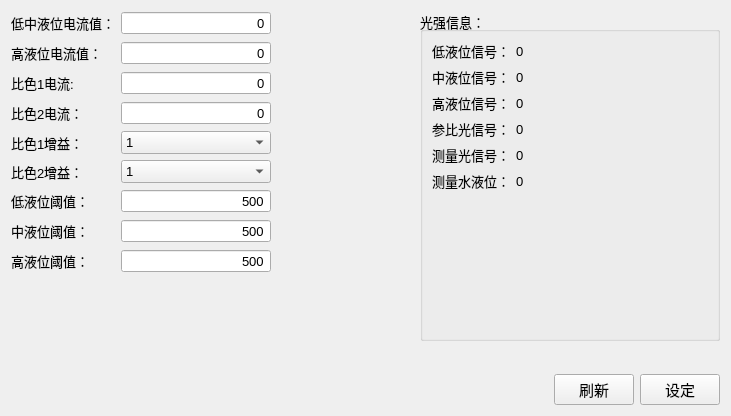
First picture: the form in lightvoltage.ui, repository DREAM251/WaterMonitoring, before the edit.
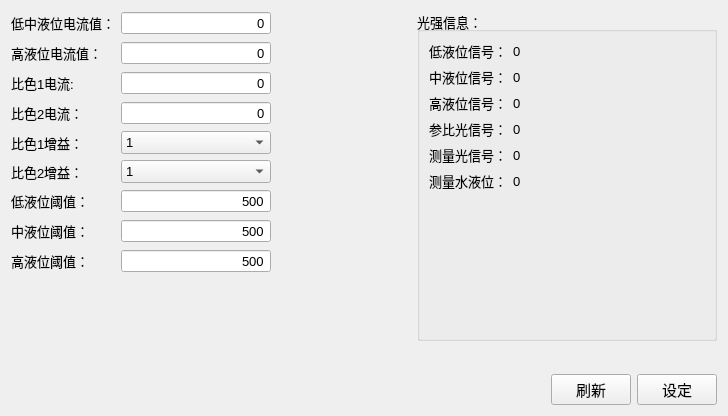
Second picture: the form after the edit.

Diff of the .ui file:
```diff
--- a/lightvoltage.ui
+++ b/lightvoltage.ui
@@ -6,7 +6,7 @@
    <rect>
     <x>0</x>
     <y>0</y>
-    <width>731</width>
+    <width>728</width>
     <height>416</height>
    </rect>
   </property>
```
